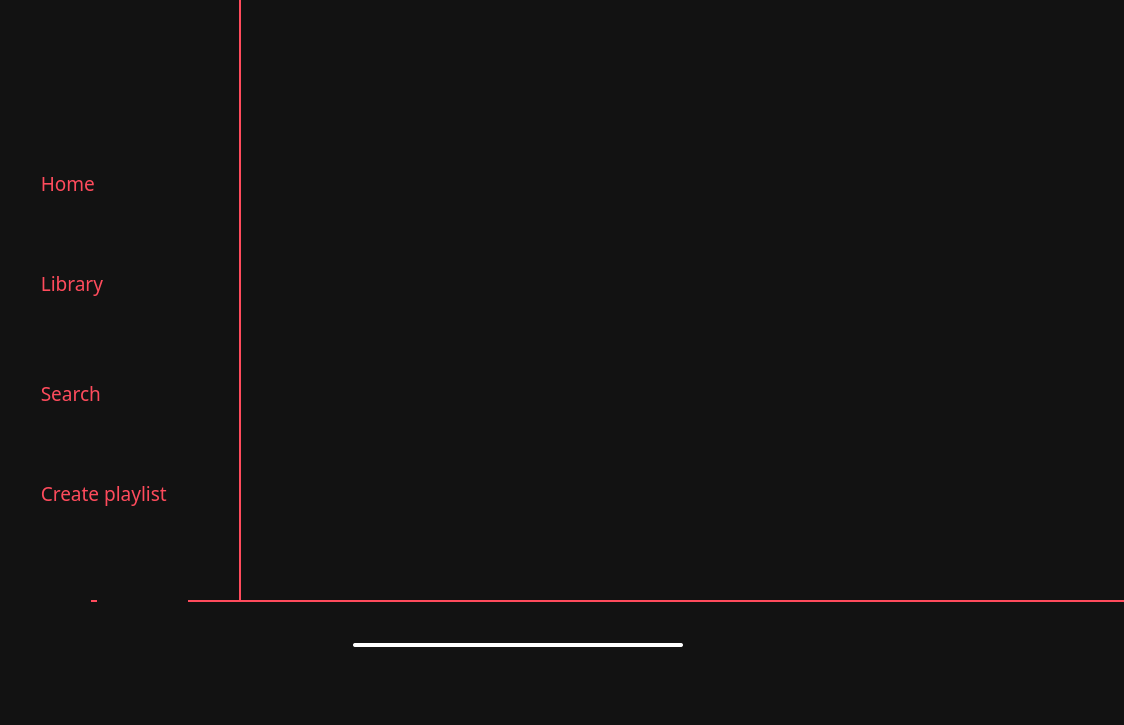
First picture: the form in mainwindow.ui, repository DenOmelchuk31/Spotik, before the edit.
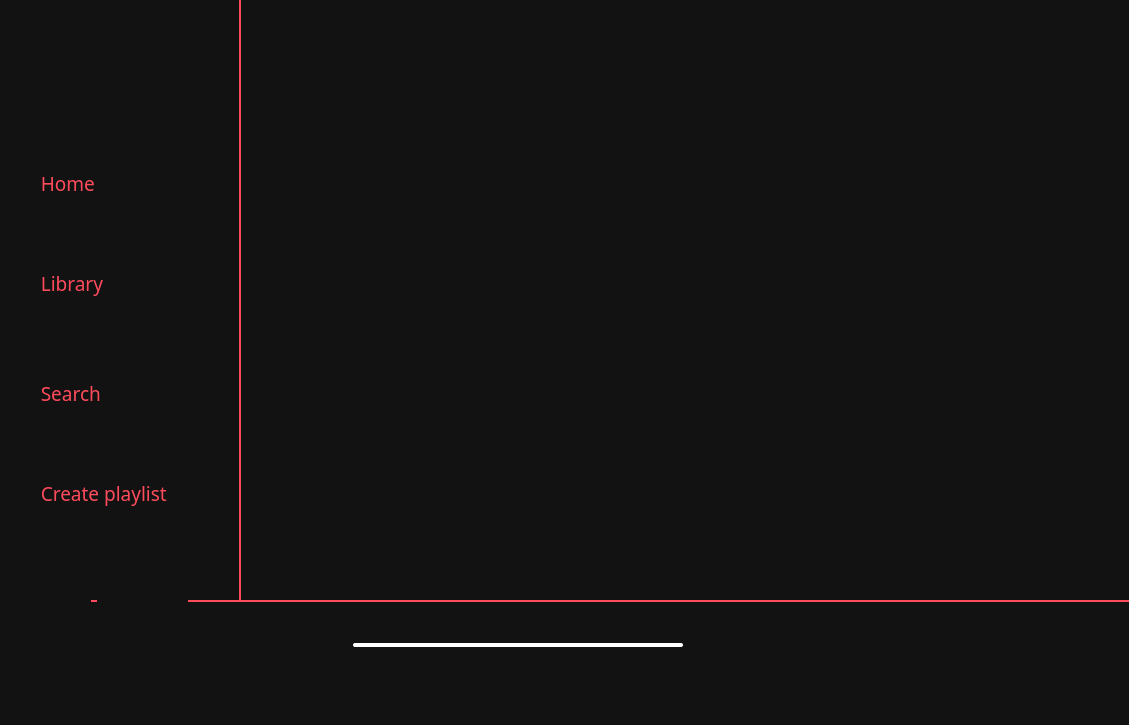
Second picture: the form after the edit. Icons and pictures are not drawn.

Diff of the .ui file:
```diff
--- a/mainwindow.ui
+++ b/mainwindow.ui
@@ -6,7 +6,7 @@
    <rect>
     <x>0</x>
     <y>0</y>
-    <width>1124</width>
+    <width>1129</width>
     <height>725</height>
    </rect>
   </property>
```
Left out of the diff: 2 changed lines with no effect on the pictures.
